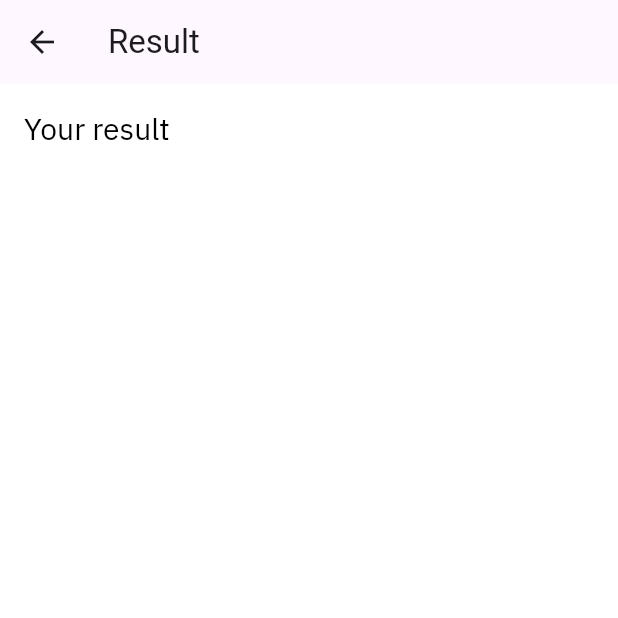
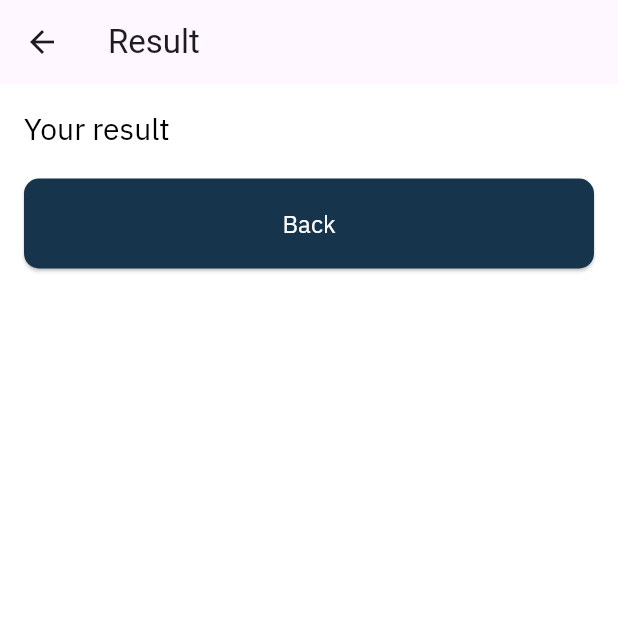
Before and after one commit to yousifdahabra/aegis-ai-app, a Flutter app: the CustomResult screen opened directly, on a phone screen of 412 x 824 dp, the top half of it. Run offline on Flutter 3.47's test engine with Material 3 defaults, Android fonts, the phone set to English and light mode, and no system bars; our stand-ins replace animate_do, smooth_page_indicator.

Commit message:
App - update CustomResult add CustomButton

```diff
--- a/lib/common_widget/questions/custom_result.dart
+++ b/lib/common_widget/questions/custom_result.dart
@@ -29,6 +29,22 @@ class _CustomResultState extends State<CustomResult> {
               "Your result",
               style: Theme.of(context).textTheme.headlineSmall,
             ),
+            SizedBox(
+              height: 20,
+            ),
+            CustomButton(
+              onPressed: () {
+                Navigator.push(
+                  context,
+                  MaterialPageRoute(
+                    builder: (context) {
+                      return NavigationMenu();
+                    },
+                  ),
+                );
+              },
+              text: 'Back',
+            ),
           ],
         ),
       ),
```
